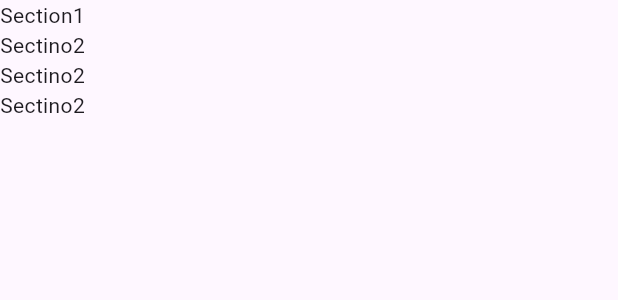
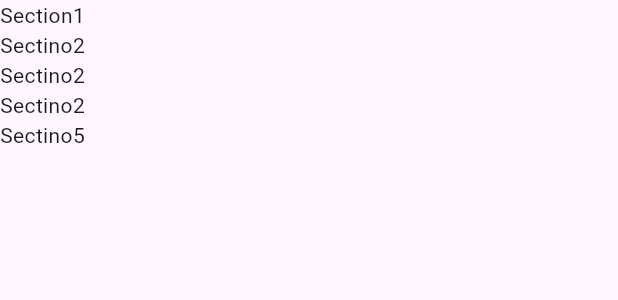
Before and after one commit to areascript22/test_git, a Flutter app: the MyWidget widget shown alone on an empty page, opened directly, on a phone screen of 412 x 824 dp. Shown: the top 300 px of the screen. Run offline on Flutter 3.47's test engine with Material 3 defaults, Android fonts, the phone set to English and light mode, and no system bars.

Commit message:
refactor: section last 5

```diff
--- a/lib/home_page.dart
+++ b/lib/home_page.dart
@@ -15,6 +15,7 @@ class _MyWidgetState extends State<MyWidget> {
       _buildecion2(),
       _buildecion3(),
       _buildecion4(),
+      _buildecion5(),
     ]);
   }
 
@@ -23,4 +24,7 @@ class _MyWidgetState extends State<MyWidget> {
 
   Widget _buildecion3() => Text("Sectino2");
   Widget _buildecion4() => Text("Sectino2");
+
+
+  Widget _buildecion5() => Text("Sectino5");
 }
```
